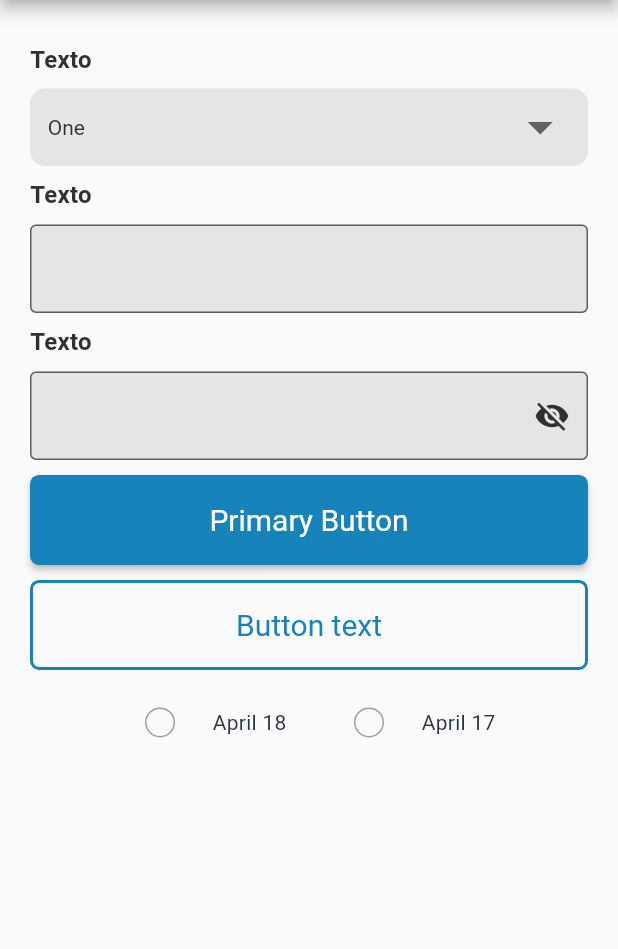
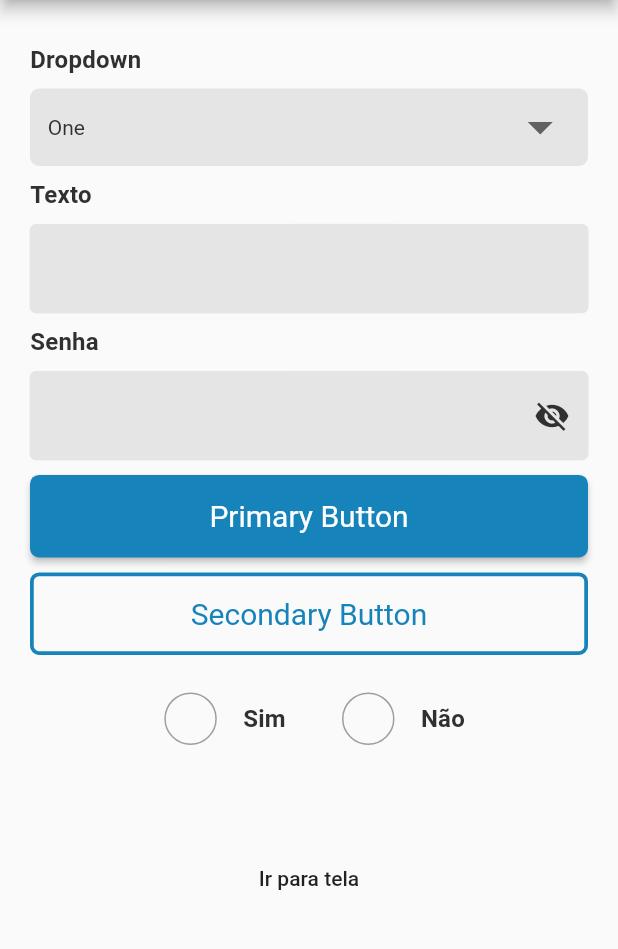
Before and after one commit to avilela/Pos, a Flutter app: the screen it shows after launch, on a phone screen of 412 x 824 dp, the part 84-1033 px from its top. Run offline on Flutter 3.47's test engine with Material 2 defaults, Android fonts, the phone set to English and light mode, and no system bars.

Commit message:
Style Guide Line concluído e pagina

```diff
--- a/pos/lib/components/dropdown.dart
+++ b/pos/lib/components/dropdown.dart
@@ -1,9 +1,10 @@
 import 'package:flutter/material.dart';
 import 'package:pos/components/text.dart';
-import '../themes/text_theme.dart';
 
 class DropDownWidget extends StatefulWidget {
-  DropDownWidget({Key key}) : super(key: key);
+  DropDownWidget(this.textLabel, {Key key}) : super(key: key);
+
+  final String textLabel;
 
   @override
   _DropDownWidgetState createState() => _DropDownWidgetState();
@@ -21,13 +22,13 @@ class _DropDownWidgetState extends State<DropDownWidget> {
       crossAxisAlignment: CrossAxisAlignment.start,
       children: [
         Padding(padding: EdgeInsets.only(top: 10)),
-        TextWidget(),
+        TextWidget(widget.textLabel),
         Padding(padding: EdgeInsets.all(5)),
         Container(
             padding: EdgeInsets.symmetric(horizontal: 10.0),
             decoration: BoxDecoration(
               color: borderColor,
-              borderRadius: BorderRadius.circular(10.0),
+              borderRadius: BorderRadius.circular(6.0),
               border: Border.all(
                   color: borderColor, style: BorderStyle.solid, width: 1.80),
             ),
--- a/pos/lib/components/input_password.dart
+++ b/pos/lib/components/input_password.dart
@@ -2,10 +2,9 @@ import 'package:flutter/material.dart';
 import 'package:pos/components/text.dart';
 
 class PasswordInputText extends StatefulWidget {
-  const PasswordInputText(
-      {Key key, this.hintText, this.labelText, this.onChange})
+  const PasswordInputText(this.labelText,
+      {Key key, this.hintText, this.onChange})
       : super(key: key);
-
   final String hintText;
   final String labelText;
   final void Function(String value) onChange;
@@ -37,7 +36,7 @@ class _PasswordInputTextState extends State<PasswordInputText> {
       crossAxisAlignment: CrossAxisAlignment.start,
       children: [
         Padding(padding: EdgeInsets.only(top: 10)),
-        TextWidget(),
+        TextWidget(widget.labelText),
         Padding(padding: EdgeInsets.all(5)),
         TextField(
           obscureText: showPassword,
@@ -46,7 +45,15 @@ class _PasswordInputTextState extends State<PasswordInputText> {
           decoration: InputDecoration(
             filled: true,
             fillColor: Color(0xffE5E5E5),
-            border: const OutlineInputBorder(),
+            border: const OutlineInputBorder(
+              borderSide: BorderSide(width: 0.0, color: Color(0xffE5E5E5)),
+            ),
+            focusedBorder: const OutlineInputBorder(
+              borderSide: BorderSide(width: 0.0, color: Color(0xffE5E5E5)),
+            ),
+            enabledBorder: const OutlineInputBorder(
+              borderSide: BorderSide(width: 0.0, color: Color(0xffE5E5E5)),
+            ),
             suffixIcon: IconButton(
                 icon: Icon(
                     showPassword ? Icons.visibility : Icons.visibility_off),
--- a/pos/lib/components/input_text.dart
+++ b/pos/lib/components/input_text.dart
@@ -4,7 +4,9 @@ import 'package:pos/components/text.dart';
 import '../themes/text_theme.dart';
 
 class TextInputWidget extends StatefulWidget {
-  TextInputWidget({Key key}) : super(key: key);
+  TextInputWidget(this.labelText);
+
+  final String labelText;
 
   @override
   _TextInputWidgetState createState() => _TextInputWidgetState();
@@ -17,13 +19,22 @@ class _TextInputWidgetState extends State<TextInputWidget> {
       crossAxisAlignment: CrossAxisAlignment.start,
       children: [
         Padding(padding: EdgeInsets.only(top: 10)),
-        TextWidget(),
+        TextWidget(widget.labelText),
         Padding(padding: EdgeInsets.all(5)),
         TextField(
           decoration: InputDecoration(
-              border: const OutlineInputBorder(),
-              filled: true,
-              fillColor: Color(0xffE5E5E5)),
+            filled: true,
+            fillColor: Color(0xffE5E5E5),
+            border: const OutlineInputBorder(
+              borderSide: BorderSide(width: 0.0, color: Color(0xffE5E5E5)),
+            ),
+            focusedBorder: const OutlineInputBorder(
+              borderSide: BorderSide(width: 0.0, color: Color(0xffE5E5E5)),
+            ),
+            enabledBorder: const OutlineInputBorder(
+              borderSide: BorderSide(width: 0.0, color: Color(0xffE5E5E5)),
+            ),
+          ),
         )
       ],
     );
--- a/pos/lib/components/primary_button.dart
+++ b/pos/lib/components/primary_button.dart
@@ -1,7 +1,9 @@
 import 'package:flutter/material.dart';
 
 class PrimaryButtonWidget extends StatefulWidget {
-  PrimaryButtonWidget({Key key}) : super(key: key);
+  PrimaryButtonWidget(this.textLabel, {Key key}) : super(key: key);
+
+  final String textLabel;
 
   @override
   _PrimaryButtonWidgetState createState() => _PrimaryButtonWidgetState();
@@ -12,18 +14,21 @@ class _PrimaryButtonWidgetState extends State<PrimaryButtonWidget> {
   Widget build(BuildContext context) {
     return SizedBox(
       width: double.infinity,
-      height: 60.0,
+      height: 55.0,
       child: RaisedButton(
         color: Color(0xFF1684BA),
         shape: RoundedRectangleBorder(
           borderRadius: BorderRadius.circular(6.0),
         ),
         onPressed: () {},
-        child: const Text('Primary Button',
-            style: TextStyle(
-                fontSize: 20,
-                color: Colors.white,
-                fontWeight: FontWeight.normal)),
+        child: Text(
+          widget.textLabel,
+          style: TextStyle(
+            fontSize: 20,
+            color: Colors.white,
+            fontWeight: FontWeight.normal,
+          ),
+        ),
       ),
     );
   }
--- a/pos/lib/components/radio_input.dart
+++ b/pos/lib/components/radio_input.dart
@@ -1,4 +1,5 @@
 import 'package:flutter/material.dart';
+import 'text.dart';
 
 class RadioItem extends StatelessWidget {
   final RadioModel _item;
@@ -16,17 +17,17 @@ class RadioItem extends StatelessWidget {
             height: 50.0,
             width: 50.0,
             decoration: new BoxDecoration(
-              color: _item.isSelected ? Colors.blueAccent : Colors.transparent,
+              color: _item.isSelected ? Color(0xff1684BA) : Colors.transparent,
               shape: BoxShape.circle,
               border: new Border.all(
                 width: 1.0,
-                color: _item.isSelected ? Colors.blueAccent : Colors.grey,
+                color: _item.isSelected ? Color(0xff1684BA) : Colors.grey,
               ),
             ),
           ),
           new Container(
             margin: new EdgeInsets.only(left: 10.0),
-            child: new Text(_item.text),
+            child: new TextWidget(_item.text),
           )
         ],
       ),
--- a/pos/lib/components/secondary_button.dart
+++ b/pos/lib/components/secondary_button.dart
@@ -1,7 +1,9 @@
 import 'package:flutter/material.dart';
 
 class SecondaryButtonWidget extends StatefulWidget {
-  SecondaryButtonWidget({Key key}) : super(key: key);
+  SecondaryButtonWidget(this.labelText, {Key key}) : super(key: key);
+
+  final String labelText;
 
   @override
   _SecondaryButtonWidgetState createState() => _SecondaryButtonWidgetState();
@@ -12,21 +14,22 @@ class _SecondaryButtonWidgetState extends State<SecondaryButtonWidget> {
   Widget build(BuildContext context) {
     return new SizedBox(
       width: double.infinity,
-      height: 60.0,
+      height: 55.0,
       child: FlatButton(
         child: new Text(
-          "Button text",
+          widget.labelText,
           style: TextStyle(
-              fontSize: 20,
-              color: Color(0xFF1684BA),
-              fontWeight: FontWeight.normal),
+            fontSize: 20,
+            color: Color(0xFF1684BA),
+            fontWeight: FontWeight.normal,
+          ),
         ),
         onPressed: null,
         shape: new RoundedRectangleBorder(
           borderRadius: new BorderRadius.circular(6.0),
           side: BorderSide(
             color: Color(0xFF1684BA),
-            width: 2,
+            width: 2.5,
             style: BorderStyle.solid,
           ),
         ),
--- a/pos/lib/components/text.dart
+++ b/pos/lib/components/text.dart
@@ -1,7 +1,9 @@
 import 'package:flutter/material.dart';
 
 class TextWidget extends StatefulWidget {
-  TextWidget({Key key}) : super(key: key);
+  TextWidget(this.text);
+
+  final String text;
 
   @override
   _TextWidgetState createState() => _TextWidgetState();
@@ -11,7 +13,7 @@ class _TextWidgetState extends State<TextWidget> {
   @override
   Widget build(BuildContext context) {
     return Text(
-      'Texto',
+      widget.text,
       style: Theme.of(context).textTheme.headline6,
     );
   }
--- a/pos/lib/page/home.dart
+++ b/pos/lib/page/home.dart
@@ -1,10 +1,12 @@
 import 'package:flutter/material.dart';
+import 'package:pos/components/text.dart';
 import '../components/dropdown.dart';
 import '../components/input_text.dart';
 import '../components/input_password.dart';
 import '../components/primary_button.dart';
 import '../components/radio_input.dart';
 import '../components/secondary_button.dart';
+import '../page/scheduling.dart';
 
 class MyHomePage extends StatefulWidget {
   MyHomePage({Key key, this.title}) : super(key: key);
@@ -22,8 +24,8 @@ class _MyHomePageState extends State<MyHomePage> {
   void initState() {
     // TODO: implement initState
     super.initState();
-    sampleData.add(new RadioModel(false, 'A', 'April 18'));
-    sampleData.add(new RadioModel(false, 'B', 'April 17'));
+    sampleData.add(new RadioModel(false, 'A', 'Sim'));
+    sampleData.add(new RadioModel(false, 'B', 'Não'));
   }
 
   @override
@@ -47,16 +49,16 @@ class _MyHomePageState extends State<MyHomePage> {
               child: Column(
                 mainAxisAlignment: MainAxisAlignment.start,
                 children: <Widget>[
-                  DropDownWidget(),
-                  TextInputWidget(),
-                  PasswordInputText(),
+                  DropDownWidget('Dropdown'),
+                  TextInputWidget('Texto'),
+                  PasswordInputText('Senha'),
                   Padding(padding: EdgeInsets.only(top: 10)),
-                  PrimaryButtonWidget(),
+                  PrimaryButtonWidget('Primary Button'),
                   Padding(padding: EdgeInsets.only(top: 10)),
-                  SecondaryButtonWidget(),
+                  SecondaryButtonWidget('Secondary Button'),
                   Padding(padding: EdgeInsets.only(top: 10)),
                   Container(
-                    height: 50,
+                    height: 65,
                     width: MediaQuery.of(context).size.width,
                     child: Center(
                       child: new ListView.builder(
@@ -77,7 +79,20 @@ class _MyHomePageState extends State<MyHomePage> {
                         },
                       ),
                     ),
-                  )
+                  ),
+                  Padding(padding: EdgeInsets.only(bottom: 50)),
+                  FlatButton(
+                    onPressed: () {
+                      Navigator.push(
+                        context,
+                        MaterialPageRoute(
+                          builder: (context) =>
+                              SchedulingPage(title: 'Agendar\nVacinação'),
+                        ),
+                      );
+                    },
+                    child: Text('Ir para tela'),
+                  ),
                 ],
               ),
             ),
```
Also changed, not shown: pos/lib/page/scheduling.dart (added, +138 -0 lines).
